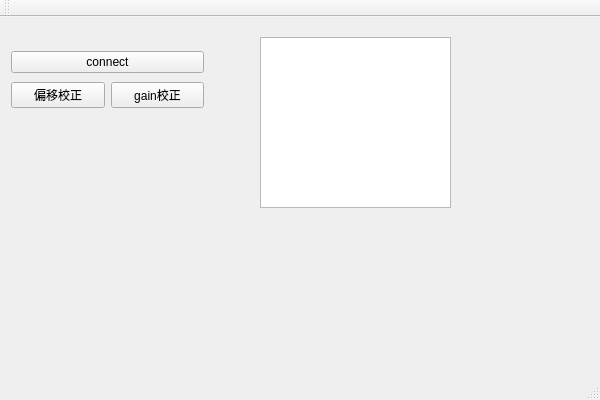
Before: the Qt Designer form IRay_Test/IrayWidget.ui in c00122611/Iray_detectorProj, drawn with Qt 5.
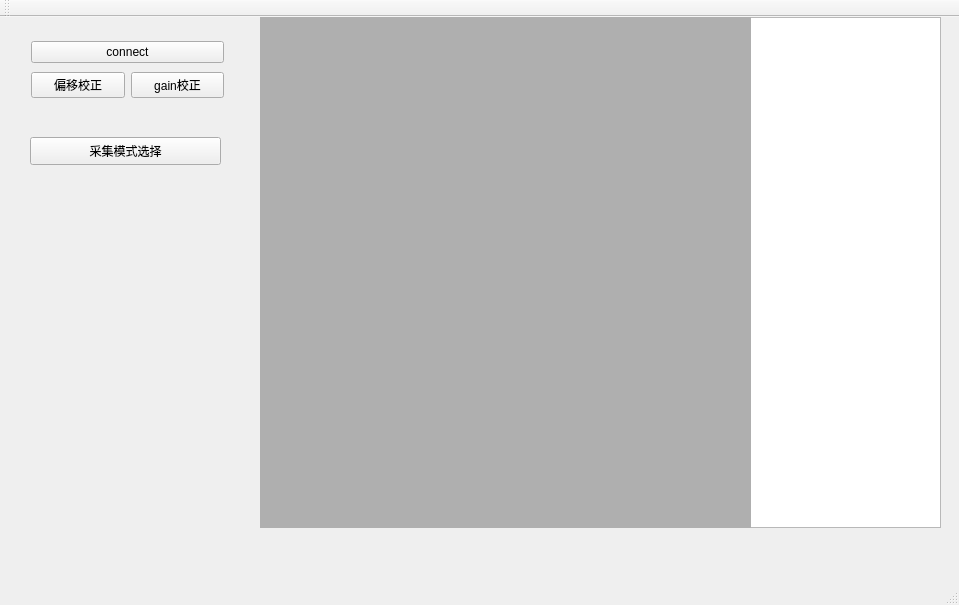
After: the same form once the commit is applied.

Commit message: 添加 iniParser的实现，对mode配置文件做解析，基于此做了mode设置的相关代码编写参考 ModuleSelectionDialog类

```diff
--- a/IRay_Test/IrayWidget.ui
+++ b/IRay_Test/IrayWidget.ui
@@ -6,8 +6,8 @@
    <rect>
     <x>0</x>
     <y>0</y>
-    <width>600</width>
-    <height>400</height>
+    <width>959</width>
+    <height>605</height>
    </rect>
   </property>
   <property name="windowTitle">
@@ -17,8 +17,8 @@
    <widget class="QWidget" name="widget" native="true">
     <property name="geometry">
      <rect>
-      <x>0</x>
-      <y>20</y>
+      <x>20</x>
+      <y>10</y>
       <width>215</width>
       <height>85</height>
      </rect>
@@ -50,12 +50,38 @@
    <widget class="QTextEdit" name="logTextEdit">
     <property name="geometry">
      <rect>
+      <x>750</x>
+      <y>0</y>
+      <width>191</width>
+      <height>511</height>
+     </rect>
+    </property>
+   </widget>
+   <widget class="QPushButton" name="selectModeButton">
+    <property name="geometry">
+     <rect>
+      <x>30</x>
+      <y>120</y>
+      <width>191</width>
+      <height>28</height>
+     </rect>
+    </property>
+    <property name="text">
+     <string>采集模式选择</string>
+    </property>
+   </widget>
+   <widget class="QWidget" name="disPlayImage" native="true">
+    <property name="geometry">
+     <rect>
       <x>260</x>
-      <y>20</y>
-      <width>191</width>
-      <height>171</height>
+      <y>0</y>
+      <width>491</width>
+      <height>511</height>
      </rect>
     </property>
+    <property name="styleSheet">
+     <string notr="true">background-color: rgb(175, 175, 175);</string>
+    </property>
    </widget>
   </widget>
   <widget class="QMenuBar" name="menuBar">
```
Left out of the diff: 2 changed lines with no effect on the pictures. The commit also changes 14 other files.
